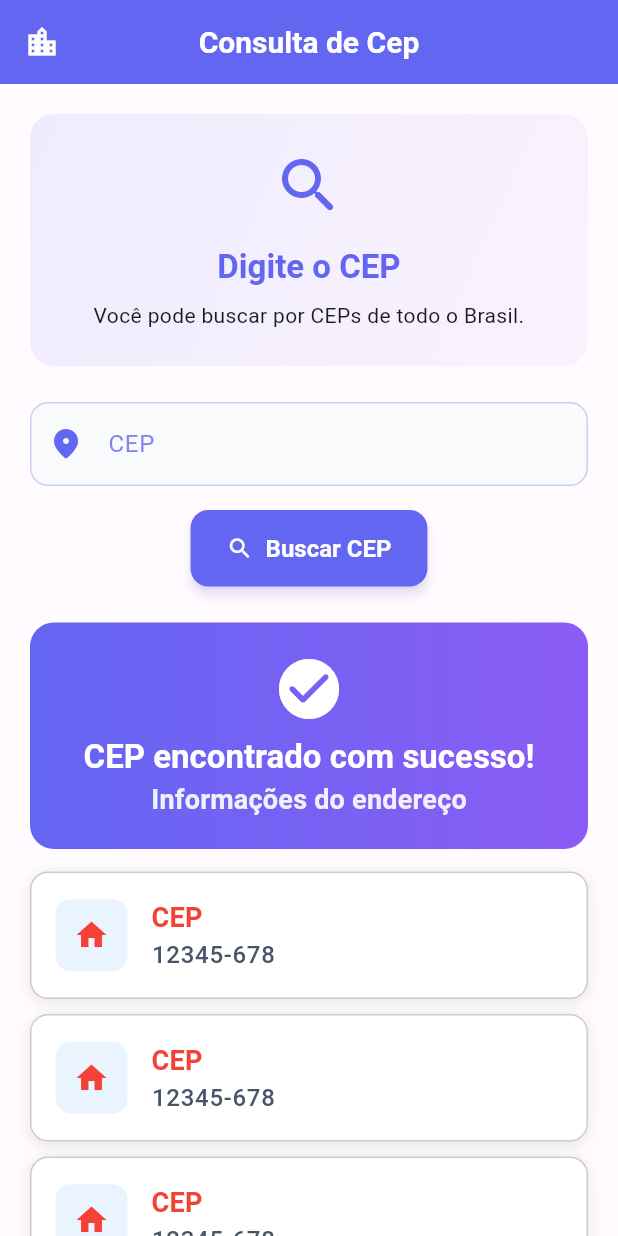
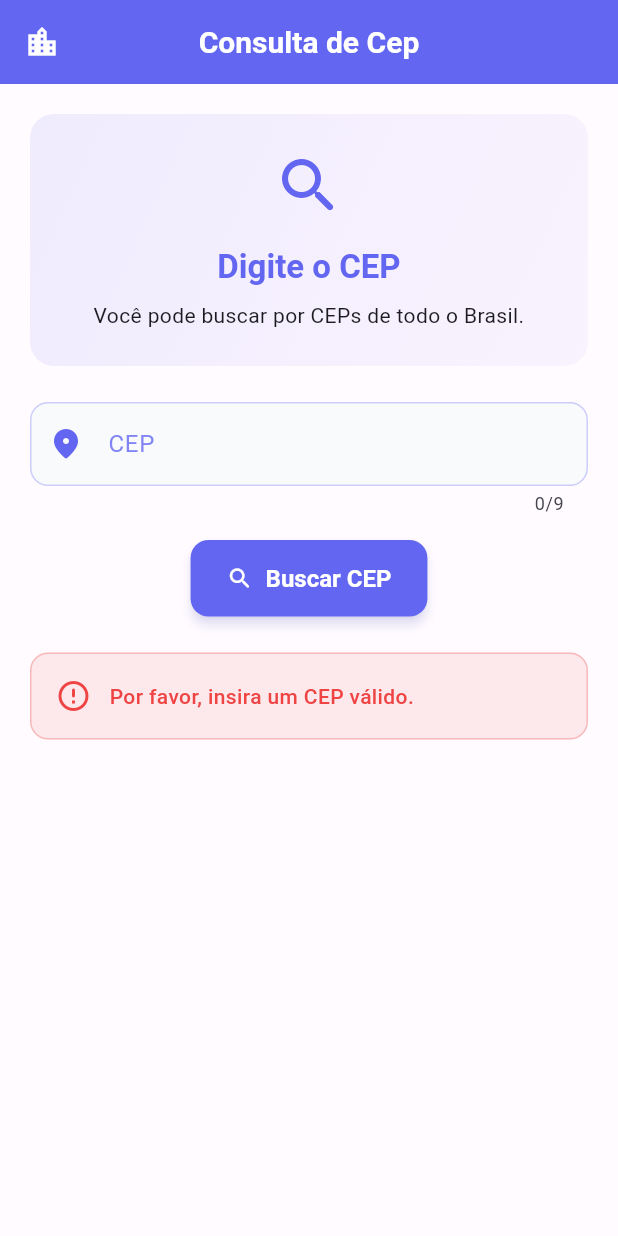
Before and after one commit to Leankar-dev/busca_cep_app, a Flutter app: the screen it shows after launch, after a tap on "Buscar CEP", on a phone screen of 412 x 824 dp. Run offline on Flutter 3.47's test engine with Material 3 defaults, Android fonts, the light colour scheme and no system bars.

Commit message:
conectando tela com camada de dados

```diff
--- a/lib/core/widgets/custom_text_field.dart
+++ b/lib/core/widgets/custom_text_field.dart
@@ -1,6 +1,7 @@
 import 'package:flutter/material.dart';
 
 class CustomTextField extends StatelessWidget {
+  final TextEditingController controller;
   final TextInputType? keyboardType;
   final int? maxLength;
   final Widget? prefixIcon;
@@ -9,6 +10,7 @@
 
   const CustomTextField({
     super.key,
+    required this.controller,
     this.keyboardType,
     this.maxLength,
     this.prefixIcon,
@@ -19,6 +21,7 @@
   @override
   Widget build(BuildContext context) {
     return TextField(
+      controller: controller,
       keyboardType: keyboardType,
       maxLength: maxLength,
       decoration: InputDecoration(
--- a/lib/core/widgets/info_card_widget.dart
+++ b/lib/core/widgets/info_card_widget.dart
@@ -2,7 +2,18 @@
 import 'package:flutter/material.dart';
 
 class InfoCardWidget extends StatelessWidget {
-  const InfoCardWidget({super.key});
+  final IconData icon;
+  final String title;
+  final String subtitle;
+  final Color color;
+
+  const InfoCardWidget({
+    super.key,
+    required this.icon,
+    required this.title,
+    required this.subtitle,
+    required this.color,
+  });
 
   @override
   Widget build(BuildContext context) {
@@ -13,13 +24,13 @@
       decoration: BoxDecoration(
         color: Colors.white,
         border: Border.all(
-          color: Colors.black.withValues(alpha: 0.2),
+          color: color.withValues(alpha: 0.2),
           width: 1.0,
         ),
         borderRadius: BorderRadius.circular(12),
         boxShadow: [
           BoxShadow(
-            color: Colors.black.withValues(alpha: 0.1),
+            color: color.withValues(alpha: 0.1),
             blurRadius: 8,
             offset: const Offset(0, 2),
           ),
@@ -30,12 +41,12 @@
           Container(
             padding: const EdgeInsets.all(12),
             decoration: BoxDecoration(
-              color: Colors.blue.withValues(alpha: 0.1),
+              color: color.withValues(alpha: 0.1),
               borderRadius: BorderRadius.circular(10),
             ),
             child: Icon(
-              Icons.home,
-              color: Colors.red,
+              icon,
+              color: color,
               size: 24,
             ),
           ),
@@ -45,14 +56,14 @@
               crossAxisAlignment: CrossAxisAlignment.start,
               children: [
                 CustomText(
-                  'CEP',
+                  title,
                   style: theme.textTheme.titleMedium?.copyWith(
-                    color: Colors.red,
+                    color: color,
                     fontWeight: FontWeight.w600,
                   ),
                 ),
                 CustomText(
-                  '12345-678',
+                  subtitle,
                   style: theme.textTheme.bodyLarge?.copyWith(
                     fontWeight: FontWeight.w500,
                   ),
--- a/lib/repositories/cep_repository.dart
+++ b/lib/repositories/cep_repository.dart
@@ -21,7 +21,7 @@
 
       if (response.statusCode == 200) {
         final jsonData = json.decode(response.body);
-        if (jsonData.containKey('erro')) {
+        if (jsonData.containsKey('erro') && jsonData['erro'] == true) {
           throw Exception('CEP não encontrado');
         }
         return CepModel.fromJson(jsonData);
--- a/lib/ui/home/home_screen.dart
+++ b/lib/ui/home/home_screen.dart
@@ -1,8 +1,9 @@
 import 'package:busca_cep_app/core/widgets/address_widget.dart';
-import 'package:busca_cep_app/core/widgets/custom_elevated_buttom_icon.dart';
 import 'package:busca_cep_app/core/widgets/custom_text.dart';
-import 'package:busca_cep_app/core/widgets/custom_text_field.dart';
+import 'package:busca_cep_app/models/cep_model.dart';
+import 'package:busca_cep_app/repositories/cep_repository.dart';
 import 'package:flutter/material.dart';
+import 'package:http/http.dart' as http;
 
 class HomeScreen extends StatefulWidget {
   const HomeScreen({super.key});
@@ -12,6 +13,46 @@
 }
 
 class _HomeScreenState extends State<HomeScreen> {
+  final repository = CepRepository(client: http.Client());
+  final cepController = TextEditingController();
+  String? errorMessage;
+  CepModel? cepModel;
+
+  Future<void> buscarCep() async {
+    setState(() {
+      errorMessage = null;
+      cepModel = null;
+    });
+    final cep = cepController.text.trim();
+    if (cep.isEmpty) {
+      setState(() {
+        errorMessage = 'Por favor, insira um CEP válido.';
+      });
+      return;
+    }
+    try {
+      final addressModel = await repository.consultarCep(cep);
+      setState(() {
+        cepModel = addressModel;
+        errorMessage = null;
+      });
+    } on Exception catch (e) {
+      setState(() {
+        errorMessage = 'Erro ao buscar CEP';
+        // errorMessage = 'Erro ao buscar CEP: ${e.toString()}';
+      });
+    } finally {
+      cepController.clear();
+      FocusScope.of(context).unfocus(); // Remove o foco do campo de texto
+    }
+  }
+
+  @override
+  void dispose() {
+    cepController.dispose();
+    super.dispose();
+  }
+
   @override
   Widget build(BuildContext context) {
     // para pegar o thema da App como um todo
@@ -71,27 +112,66 @@
               ),
             ),
             const SizedBox(height: 24),
-            CustomTextField(
+            TextField(
+              controller: cepController,
               keyboardType: TextInputType.number,
               maxLength: 9,
-              prefixIcon: Icon(
-                Icons.location_on_rounded,
-                color: theme.colorScheme.primary,
+              decoration: InputDecoration(
+                prefixIcon: Icon(
+                  Icons.location_on_rounded,
+                  color: theme.colorScheme.primary,
+                ),
+                labelText: 'CEP',
+                hintText: 'Ex: 12345-678',
               ),
-              labelText: 'CEP',
-              hintText: 'Ex: 12345-678',
             ),
             const SizedBox(height: 16),
             AnimatedSwitcher(
               duration: const Duration(milliseconds: 300),
-              child: CustomElevatedButtonIcon(
-                onPressed: () {},
+              child: ElevatedButton.icon(
+                onPressed: buscarCep,
                 icon: const Icon(Icons.search_rounded),
                 label: const CustomText('Buscar CEP'),
               ),
             ),
             const SizedBox(height: 24),
-            AddressWidget(),
+            Visibility(
+              visible: errorMessage != null,
+              child: Container(
+                padding: const EdgeInsets.all(16),
+                decoration: BoxDecoration(
+                  color: theme.colorScheme.error.withValues(alpha: 0.1),
+                  borderRadius: BorderRadius.circular(12),
+                  border: Border.all(
+                    color: theme.colorScheme.error.withValues(alpha: 0.3),
+                  ),
+                ),
+                child: Row(
+                  children: [
+                    Icon(
+                      Icons.error_outline_rounded,
+                      color: theme.colorScheme.error,
+                      size: 24,
+                    ),
+                    const SizedBox(width: 12),
+                    CustomText(
+                      errorMessage ?? '',
+                      style: theme.textTheme.bodyMedium?.copyWith(
+                        color: theme.colorScheme.error,
+                        fontWeight: FontWeight.w500,
+                      ),
+                    ),
+                  ],
+                ),
+              ),
+            ),
+            const SizedBox(height: 24),
+            Visibility(
+              visible: cepModel != null,
+              child: AddressWidget(
+                cepModel: cepModel,
+              ),
+            ),
           ],
         ),
       ),
```
Also changed, not shown: lib/core/widgets/address_widget.dart (+46 -11 lines).
